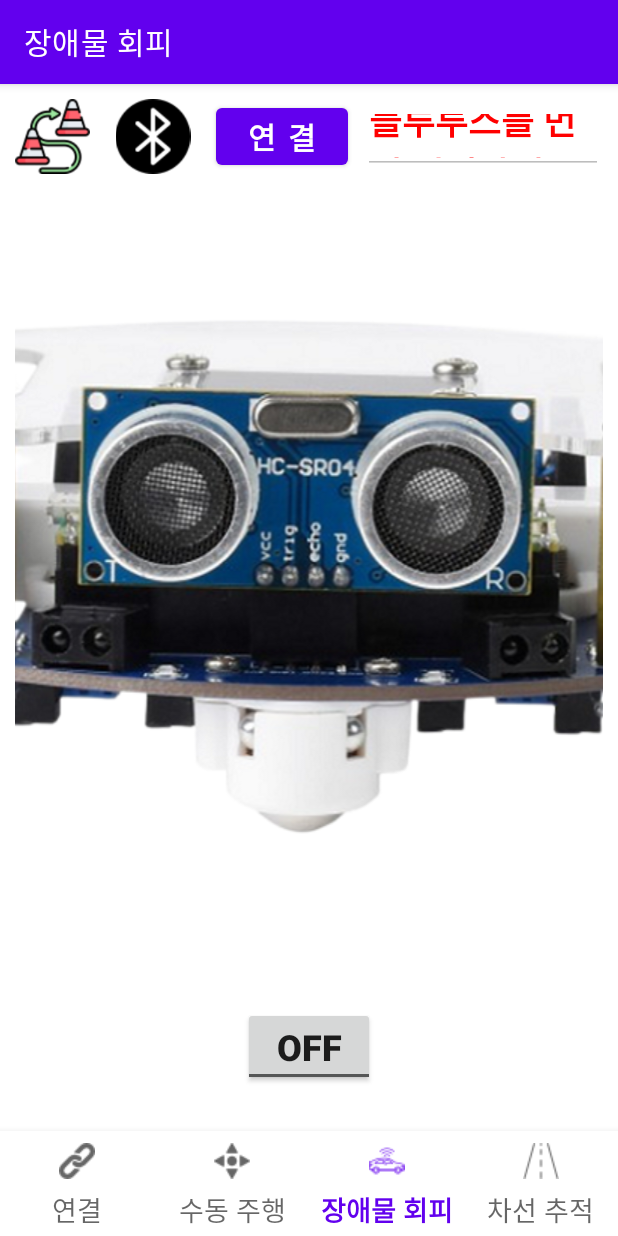
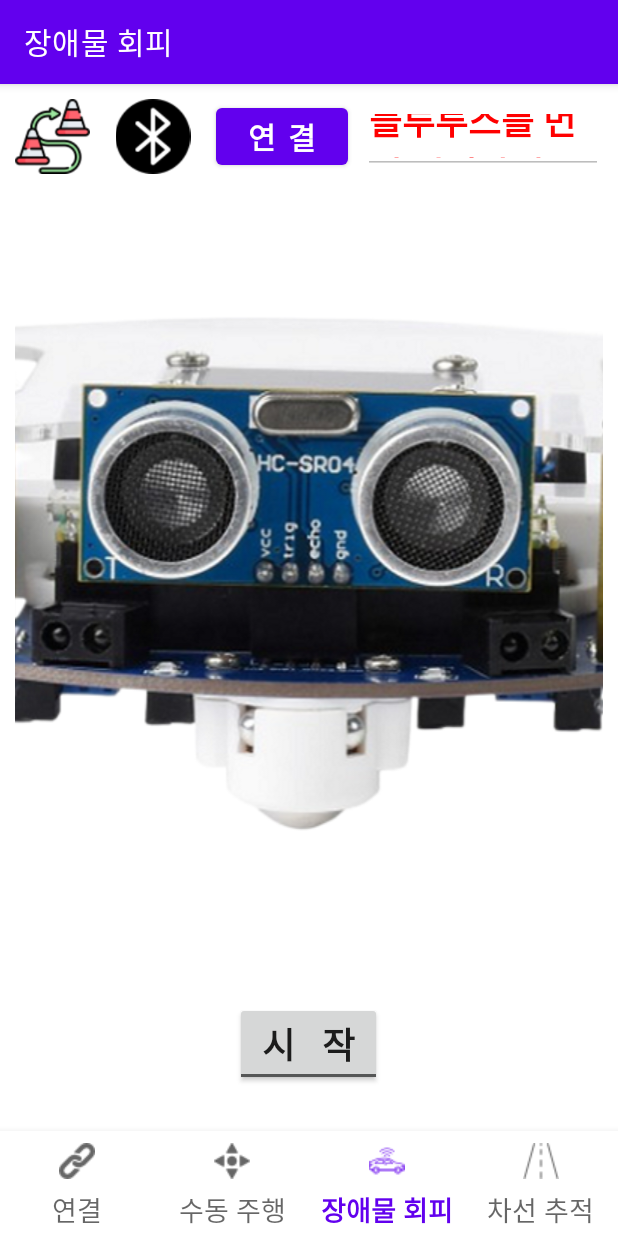
Before and after one commit to sunabove/PicoGoApp, an Android app: the ObstacleAvoidanceFragment screen opened through its navigation route, on a phone screen of 412 x 824 dp. Run offline under Robolectric (Android 15) with nearby library versions, the phone set to English and light mode, and no system bars; our stand-ins replace navigation-ui.

Commit message:
Update fragment_obstacle_avoidance.xml

```diff
--- a/app/src/main/res/layout/fragment_obstacle_avoidance.xml
+++ b/app/src/main/res/layout/fragment_obstacle_avoidance.xml
@@ -106,10 +106,11 @@
                 android:text="   " />
 
             <ToggleButton
-                android:id="@+id/button"
+                android:id="@+id/startAvoidanceButton"
                 android:layout_width="wrap_content"
                 android:layout_height="wrap_content"
-                android:text="시 작"
+                android:textOff = " 시   작 "
+                android:textOn  = " 중   지 "
                 android:textSize="24dp"
                 android:textStyle="bold" />
 
```
